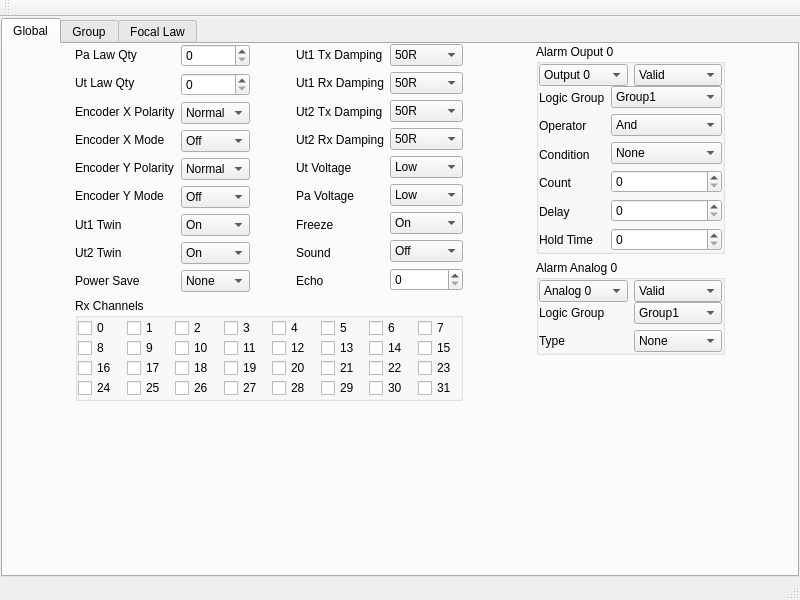
The window that fpga/test_fpga/mainwindow.ui (15903016222/Voice) describes before a commit, drawn with Qt 5.
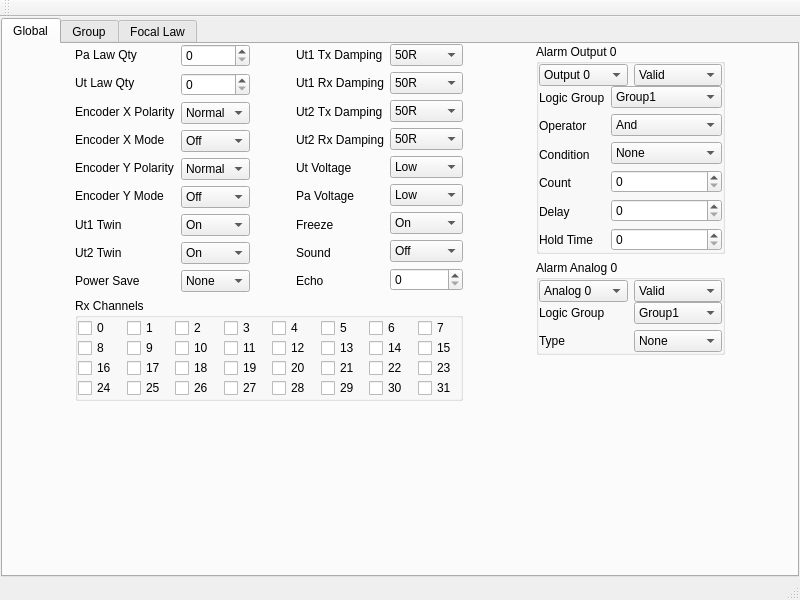
The same window after the commit.

```diff
--- a/fpga/test_fpga/mainwindow.ui
+++ b/fpga/test_fpga/mainwindow.ui
@@ -650,7 +650,7 @@
              <item>
               <layout class="QHBoxLayout" name="horizontalLayout_6">
                <item>
-                <widget class="QCheckBox" name="checkBox_4">
+                <widget class="QCheckBox" name="checkBox_0">
                  <property name="text">
                   <string>0</string>
                  </property>
@@ -678,7 +678,7 @@
                 </widget>
                </item>
                <item>
-                <widget class="QCheckBox" name="checkBox_16">
+                <widget class="QCheckBox" name="checkBox_4">
                  <property name="text">
                   <string>4</string>
                  </property>
@@ -691,16 +691,16 @@
                  </property>
                 </widget>
                </item>
-               <item>
-                <widget class="QCheckBox" name="checkBox_7">
-                 <property name="text">
-                  <string>6</string>
-                 </property>
-                </widget>
-               </item>
                <item>
                 <widget class="QCheckBox" name="checkBox_6">
                  <property name="text">
+                  <string>6</string>
+                 </property>
+                </widget>
+               </item>
+               <item>
+                <widget class="QCheckBox" name="checkBox_7">
+                 <property name="text">
                   <string>7</string>
                  </property>
                 </widget>
@@ -709,16 +709,16 @@
              </item>
              <item>
               <layout class="QHBoxLayout" name="horizontalLayout_7">
-               <item>
-                <widget class="QCheckBox" name="checkBox_9">
-                 <property name="text">
-                  <string>8</string>
-                 </property>
-                </widget>
-               </item>
                <item>
                 <widget class="QCheckBox" name="checkBox_8">
                  <property name="text">
+                  <string>8</string>
+                 </property>
+                </widget>
+               </item>
+               <item>
+                <widget class="QCheckBox" name="checkBox_9">
+                 <property name="text">
                   <string>9</string>
                  </property>
                 </widget>
@@ -745,21 +745,21 @@
                 </widget>
                </item>
                <item>
-                <widget class="QCheckBox" name="checkBox_14">
+                <widget class="QCheckBox" name="checkBox_13">
                  <property name="text">
                   <string>13</string>
                  </property>
                 </widget>
                </item>
                <item>
-                <widget class="QCheckBox" name="checkBox_15">
+                <widget class="QCheckBox" name="checkBox_14">
                  <property name="text">
                   <string>14</string>
                  </property>
                 </widget>
                </item>
                <item>
-                <widget class="QCheckBox" name="checkBox_13">
+                <widget class="QCheckBox" name="checkBox_15">
                  <property name="text">
                   <string>15</string>
                  </property>
@@ -770,7 +770,7 @@
              <item>
               <layout class="QHBoxLayout" name="horizontalLayout_8">
                <item>
-                <widget class="QCheckBox" name="checkBox_31">
+                <widget class="QCheckBox" name="checkBox_16">
                  <property name="text">
                   <string>16</string>
                  </property>
@@ -879,7 +879,7 @@
                 </widget>
                </item>
                <item>
-                <widget class="QCheckBox" name="checkBox_32">
+                <widget class="QCheckBox" name="checkBox_31">
                  <property name="text">
                   <string>31</string>
                  </property>
@@ -927,7 +927,7 @@
           <item>
            <widget class="QGroupBox" name="groupBoxAlarmOuput">
             <property name="title">
-             <string>Alarm Ouput 0</string>
+             <string>Alarm Output 0</string>
             </property>
             <layout class="QVBoxLayout" name="verticalLayout_11">
              <property name="spacing">
```
Left out of the diff: 562 changed lines with no effect on the pictures.
